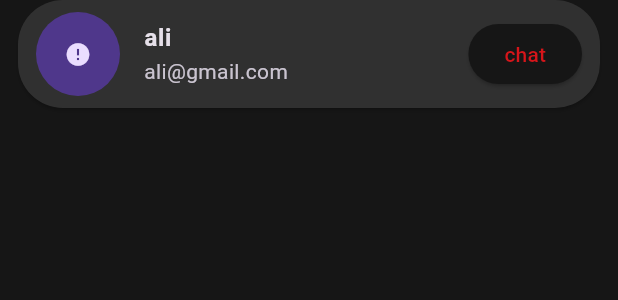
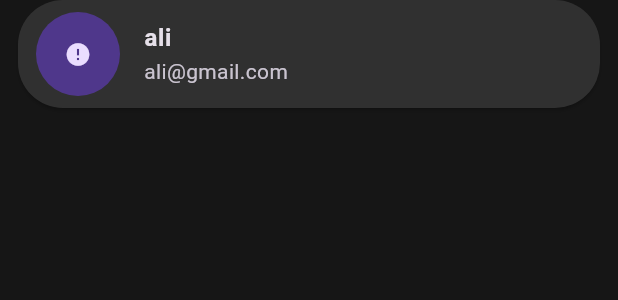
Before and after one commit to AliKamar34/Tok-Talk, a Flutter app: the CustomFriendInfoButton widget shown alone on an empty page, opened directly, on a phone screen of 412 x 824 dp. Shown: the top 300 px of the screen. Run offline on Flutter 3.47's test engine with Material 3 defaults, Android fonts, the phone set to English and light mode, and no system bars; drawn by our look-alikes of cached_network_image; our stand-ins replace bloc, cloud_firestore, dartz, equatable, firebase_auth, firebase_core and 4 more; accounts and stored records are empty; network calls fail.

Commit message:
create custom container backgroumd & refactor firend info button

```diff
--- /dev/null
+++ b/lib/core/widgets/custom_backgtound_container.dart
@@ -0,0 +1,36 @@
+
+import 'package:flutter/material.dart';
+import 'package:new_project/core/utils/colors_data.dart';
+
+class CustomBackgoundContainer extends StatelessWidget {
+  const CustomBackgoundContainer({
+    super.key,
+    required this.onPressed,
+    required this.child,
+  });
+
+  final void Function()? onPressed;
+  final Widget child;
+
+  @override
+  Widget build(BuildContext context) {
+    return Padding(
+      padding: const EdgeInsets.only(
+        left: 12,
+        right: 12,
+        bottom: 6,
+      ),
+      child: ElevatedButton(
+        onPressed: onPressed,
+        style: ElevatedButton.styleFrom(
+          backgroundColor: ColorAssetData.kprimaryColor,
+          shape: RoundedRectangleBorder(
+            borderRadius: BorderRadius.circular(30),
+          ),
+          padding: const EdgeInsets.symmetric(horizontal: 12),
+        ),
+        child: child,
+      ),
+    );
+  }
+}
--- a/lib/core/widgets/custom_loading_indicator.dart
+++ b/lib/core/widgets/custom_loading_indicator.dart
@@ -10,7 +10,7 @@ class CustomLoadingIndicator extends StatelessWidget {
   @override
   Widget build(BuildContext context) {
     return const LoadingIndicator(
-      indicatorType: Indicator.ballPulse,
+      indicatorType: Indicator.ballScale,
       colors: [
         ColorAssetData.kSecondaryColor,
       ],
--- a/lib/features/home/presentation/views/widgets/custom_friend_info_button.dart
+++ b/lib/features/home/presentation/views/widgets/custom_friend_info_button.dart
@@ -1,7 +1,5 @@
-
 import 'package:flutter/material.dart';
-import 'package:new_project/core/utils/colors_data.dart';
-import 'package:new_project/core/widgets/custom_elevated_button.dart';
+import 'package:new_project/core/widgets/custom_backgtound_container.dart';
 import 'package:new_project/features/home/data/models/person_model.dart';
 import 'package:new_project/features/home/presentation/views/widgets/custom_cirlce_image.dart';
 
@@ -12,24 +10,8 @@ class CustomFriendInfoButton extends StatelessWidget {
   final void Function()? onPressed;
   @override
   Widget build(BuildContext context) {
-    return Padding(
-      padding: const EdgeInsets.only(
-        left: 12,
-        right: 12,
-        bottom: 6,
-      ),
-      child: ElevatedButton(
+    return CustomBackgoundContainer(
       onPressed: onPressed,
-        style: ElevatedButton.styleFrom(
-          backgroundColor: ColorAssetData.kprimaryColor,
-          shape: RoundedRectangleBorder(
-            borderRadius: BorderRadius.circular(30),
-          ),
-          padding: const EdgeInsets.symmetric(horizontal: 12),
-        ),
-        child: Row(
-          children: [
-            Expanded(
       child: ListTile(
         contentPadding: EdgeInsets.zero,
         leading: CustomCircleImage(
@@ -41,15 +23,6 @@ class CustomFriendInfoButton extends StatelessWidget {
         ),
         subtitle: Text(personModel.email),
       ),
-            ),
-            CustomElevateButton(
-              onPressed: () {},
-              buttonTitle: 'chat',
-              buttonColor: ColorAssetData.kScaffoldColor,
-            )
-          ],
-        ),
-      ),
     );
   }
 }
--- a/lib/features/search/presentation/views/widgets/custom_search_text_feild.dart
+++ b/lib/features/search/presentation/views/widgets/custom_search_text_feild.dart
@@ -12,7 +12,7 @@ class CustomSearchTextFeild extends StatelessWidget {
     return Padding(
       padding: const EdgeInsets.all(8.0),
       child: TextField(
-        onChanged: (value) {
+        onSubmitted: (value) {
           BlocProvider.of<SearchCubit>(context).searchFriend(personName: value);
           //cubit method
         },
--- a/lib/features/search/presentation/views/widgets/search_result_list_view.dart
+++ b/lib/features/search/presentation/views/widgets/search_result_list_view.dart
@@ -16,7 +16,7 @@ class SearchResultListView extends StatelessWidget {
             itemCount: state.searchResult.length,
             itemBuilder: (context, index) {
               return CustomFriendInfoButton(
-                personModel:state.searchResult[index],
+                personModel: state.searchResult[index],
                 onPressed: () {},
               );
             },
@@ -26,7 +26,7 @@ class SearchResultListView extends StatelessWidget {
             child: Text(state.errMessage),
           );
         } else if (state is SearchLoading) {
-          return const CustomLoadingIndicator();
+          return const Center(child: CustomLoadingIndicator());
         } else {
           return const Center(
             child: Text('Search'),
```
Lines whose indentation alone changed are shown as unchanged.
